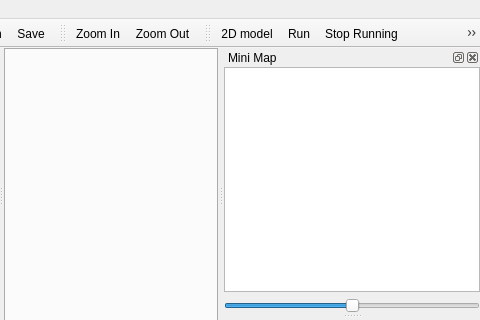
This is qrgui/mainwindow/mainWindow.ui in qreal/qreal as Qt 5 draws it before an edit; both pictures show x 258 to 738 and y 0 to 320 of the 738 by 580 pixel window. The edited form follows.
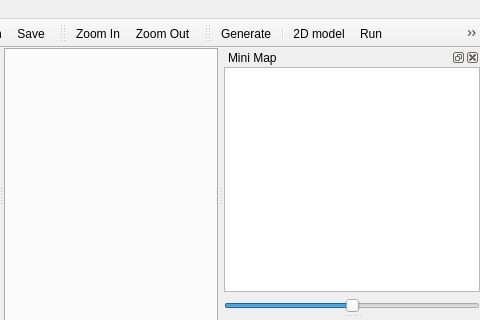
This is the edited form. Icons and pictures are not drawn. Custom widgets are drawn as their Qt base class.

Commit message: 1. commented unused generators 2. added nxtOSEK generator button into main window (generates but doesn't show it now) 3. fixed indents

Patch:
```diff
--- a/qrgui/mainwindow/mainWindow.ui
+++ b/qrgui/mainwindow/mainWindow.ui
@@ -300,15 +300,19 @@
    <attribute name="toolBarBreak">
     <bool>false</bool>
    </attribute>
+   <addaction name="actionGenerateSourceCode"/>
+   <addaction name="separator"/>
    <addaction name="actionShow2Dmodel"/>
    <addaction name="actionRun"/>
    <addaction name="actionStop_Running"/>
+   <addaction name="separator"/>
    <addaction name="actionStop_Robot"/>
    <addaction name="actionConnect_To_Robot"/>
    <addaction name="separator"/>
    <addaction name="actionRobot_Settings"/>
    <addaction name="separator"/>
    <addaction name="actionFullscreen"/>
+   <addaction name="separator"/>
   </widget>
   <widget class="QDockWidget" name="logicalModelDock">
    <property name="features">
@@ -743,6 +747,14 @@
     <string>Connect To Robot</string>
    </property>
   </action>
+  <action name="actionGenerateSourceCode">
+   <property name="text">
+    <string>Generate</string>
+   </property>
+   <property name="toolTip">
+    <string>Generate source code for robot</string>
+   </property>
+  </action>
  </widget>
  <layoutdefault spacing="0" margin="0"/>
  <customwidgets>
```
The commit also changes 10 other files.
